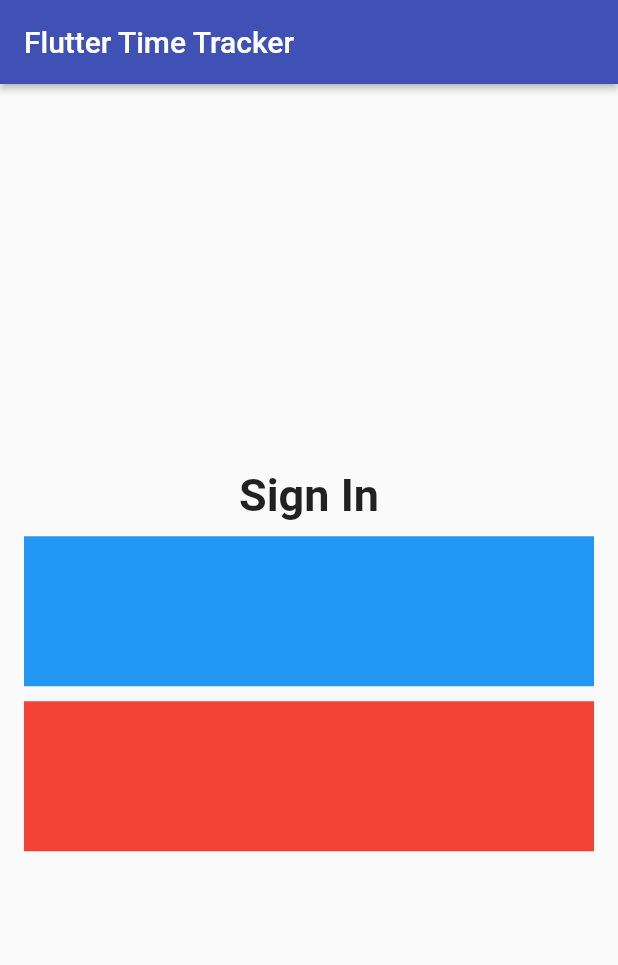
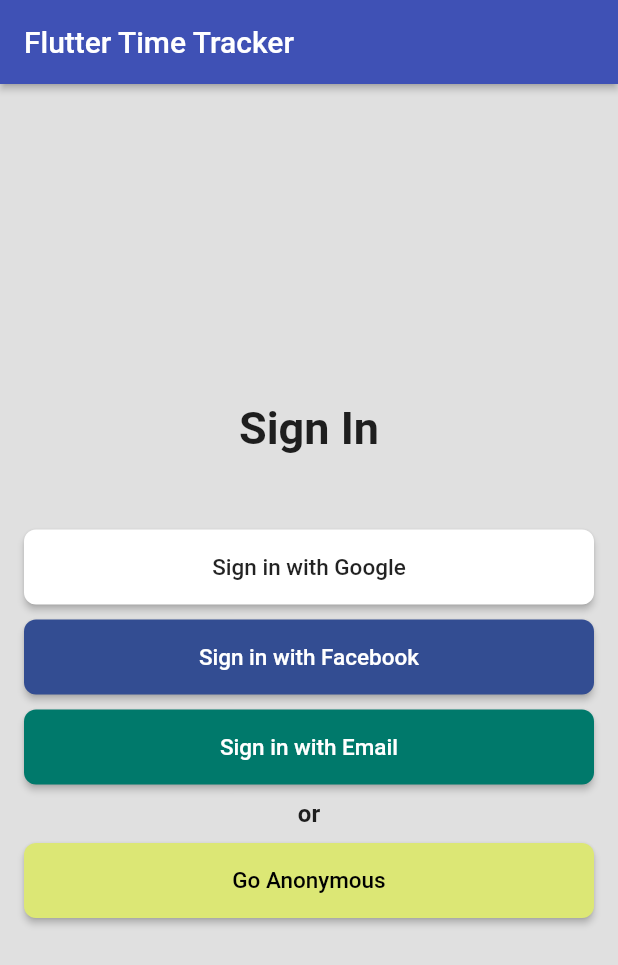
Before and after one commit to ashishkarki/Flutter-Projects-Practice, a Flutter app: the screen it shows after launch, on a phone screen of 412 x 824 dp. Shown: the top 965 px of the screen. Run offline on Flutter 3.47's test engine with Material 2 defaults, Android fonts, the phone set to English and light mode, and no system bars; our stand-ins replace math_expressions.

Commit message:
adding all the buttons in the sign in page

```diff
--- /dev/null
+++ b/flutter_time_tracker_app/lib/app/sign_in/sign_in_button.dart
@@ -0,0 +1,24 @@
+import 'package:flutter/material.dart';
+
+import '../../common_widgets/custom_raised_button.dart';
+
+class SignInButton extends CustomRaisedButton {
+  SignInButton({
+    String text,
+    Color color,
+    Color textColor,
+    VoidCallback onPressed,
+  }) : super(
+          btnChild: Text(
+            text,
+            style: TextStyle(
+              color: textColor,
+              fontSize: 15.0,
+            ),
+          ),
+          btnColor: color,
+          btnOnPressed: onPressed,
+          btnBorderRadius: 8.0,
+          btnHeight: 50.0,
+        );
+}
--- a/flutter_time_tracker_app/lib/app/sign_in/sign_in_page.dart
+++ b/flutter_time_tracker_app/lib/app/sign_in/sign_in_page.dart
@@ -1,11 +1,14 @@
 import 'package:flutter/material.dart';
+import 'package:flutter_time_tracker_app/app/sign_in/sign_in_button.dart';
 
+import '../../common_widgets/custom_raised_button.dart';
 import '../../common-properties.dart';
 
 class SignInPage extends StatelessWidget {
   @override
   Widget build(BuildContext context) {
     return Scaffold(
+      backgroundColor: Colors.grey.shade300,
       appBar: AppBar(
         title: Text(APP_TITLE_STRING),
         elevation: 2.0,
@@ -30,35 +33,54 @@ class SignInPage extends StatelessWidget {
             ),
           ),
           SizedBox(
+            height: 50.0,
+          ),
+          SignInButton(
+            text: 'Sign in with Google',
+            textColor: Colors.black87,
+            color: Colors.white,
+            onPressed: () {},
+          ),
+          SizedBox(
             height: 10.0,
           ),
-          Container(
-            color: Colors.blue,
-            child: SizedBox(
-              height: 100,
+          SignInButton(
+            text: 'Sign in with Facebook',
+            textColor: Colors.white,
+            color: Color(0xFF334D92),
+            onPressed: () {},
+          ),
+          SizedBox(
+            height: 10.0,
+          ),
+          SignInButton(
+            text: 'Sign in with Email',
+            textColor: Colors.white,
+            color: Colors.teal.shade700,
+            onPressed: () {},
+          ),
+          SizedBox(
+            height: 10.0,
+          ),
+          Text(
+            'or',
+            textAlign: TextAlign.center,
+            style: TextStyle(
+              fontSize: 16.0,
+              fontWeight: FontWeight.w600,
+              color: Colors.black87,
             ),
           ),
           SizedBox(
             height: 10.0,
           ),
-          Container(
-            color: Colors.red,
-            child: SizedBox(
-              height: 100,
-            ),
+          SignInButton(
+            text: 'Go Anonymous',
+            textColor: Colors.black,
+            color: Colors.lime.shade300,
+            onPressed: () {},
           ),
-          /*Container(
-            margin: const EdgeInsets.all(20.0),
-            padding: const EdgeInsets.all(20.0),
-            alignment: Alignment.center,
-            child: Text(
-              SIGN_IN_STRING,
-              style: TextStyle(
-                fontWeight: FontWeight.bold,
-                fontSize: 30.0,
-              ),
-            ),
-          ),
+          /*
           Container(
             // margin: const EdgeInsets.symmetric(
             //   horizontal: 20.0,
```
Also changed, not shown: flutter_time_tracker_app/lib/common_widgets/custom_raised_button.dart (added, +44 -0 lines).
